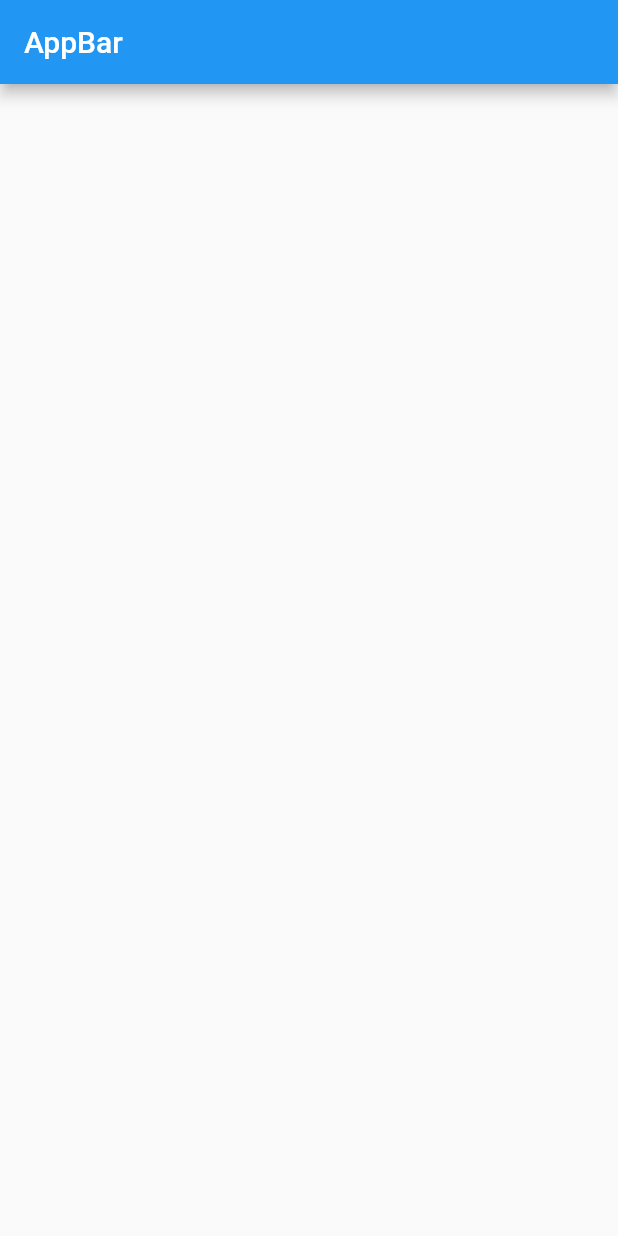
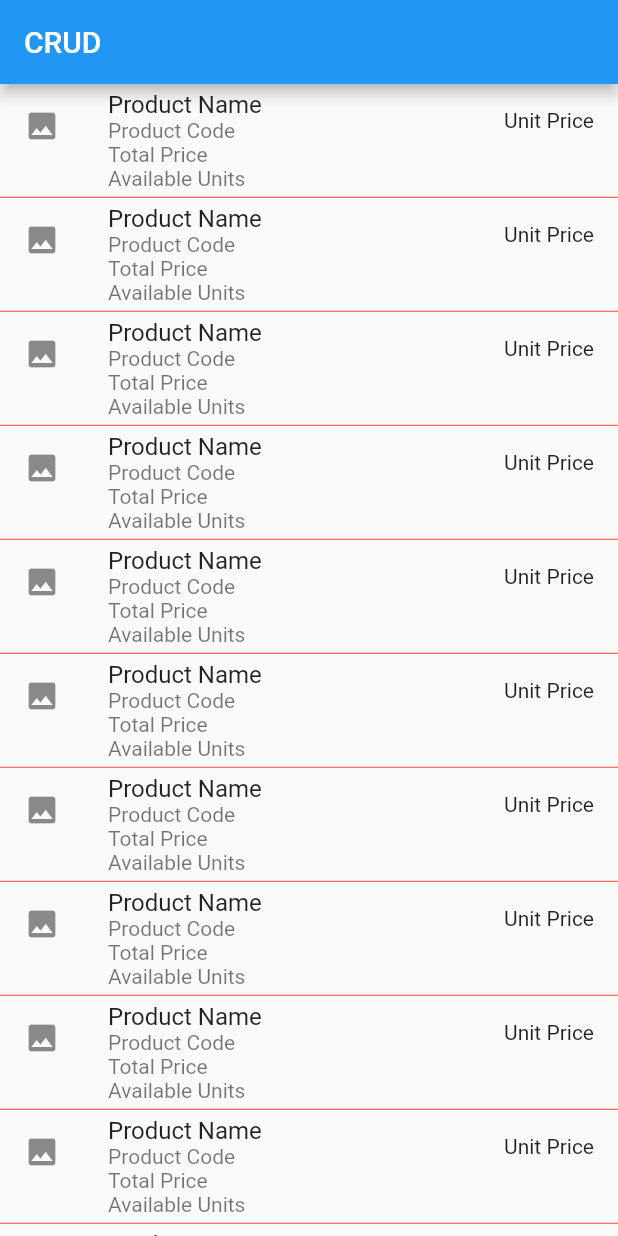
Before and after one commit to khalid063/Ostad_Live_Class_API_M_9, a Flutter app: the screen it shows after launch, on a phone screen of 412 x 824 dp. Run offline on Flutter 3.47's test engine with Material 2 defaults, Android fonts, the phone set to English and light mode, and no system bars.

Commit message:
ListView.separeted is added

```diff
--- a/lib/home_screen.dart
+++ b/lib/home_screen.dart
@@ -12,7 +12,30 @@ class _HomeScreenState extends State<HomeScreen> {
   Widget build(BuildContext context) {
     return Scaffold(
       appBar: AppBar(
-        title: Text("AppBar"),
+        title: Text("CRUD"),
+      ),
+      body: ListView.separated(
+        itemCount: 20,
+          itemBuilder: (context, index){
+            return ListTile(
+              leading: Icon(Icons.image),
+              title: Text("Product Name"),
+              subtitle: Column(
+                crossAxisAlignment: CrossAxisAlignment.start,
+                children: [
+                  Text("Product Code"),
+                  Text("Total Price"),
+                  Text("Available Units"),
+                ],
+              ),
+              trailing: Text("Unit Price"),
+            );
+          }, separatorBuilder: (BuildContext context, int index) {
+          return Divider(
+            color: Colors.red,
+            height: 1,
+          );
+      },
       ),
     );
   }
```
